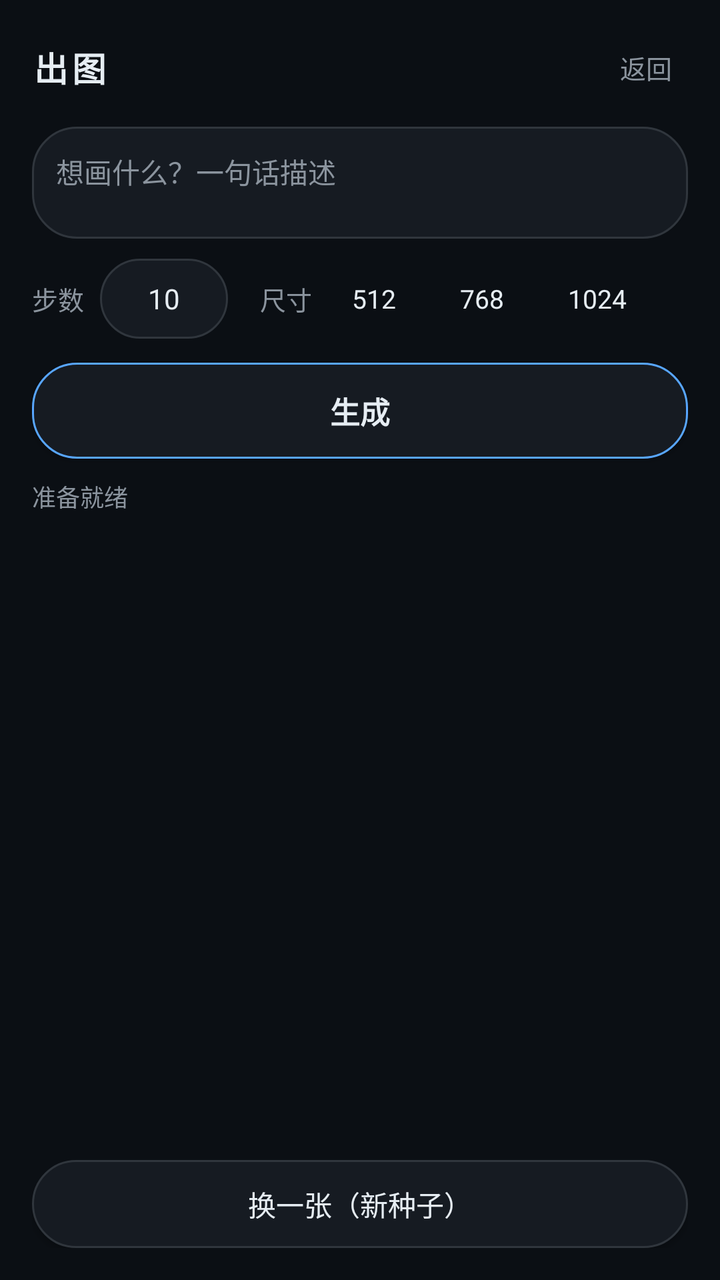
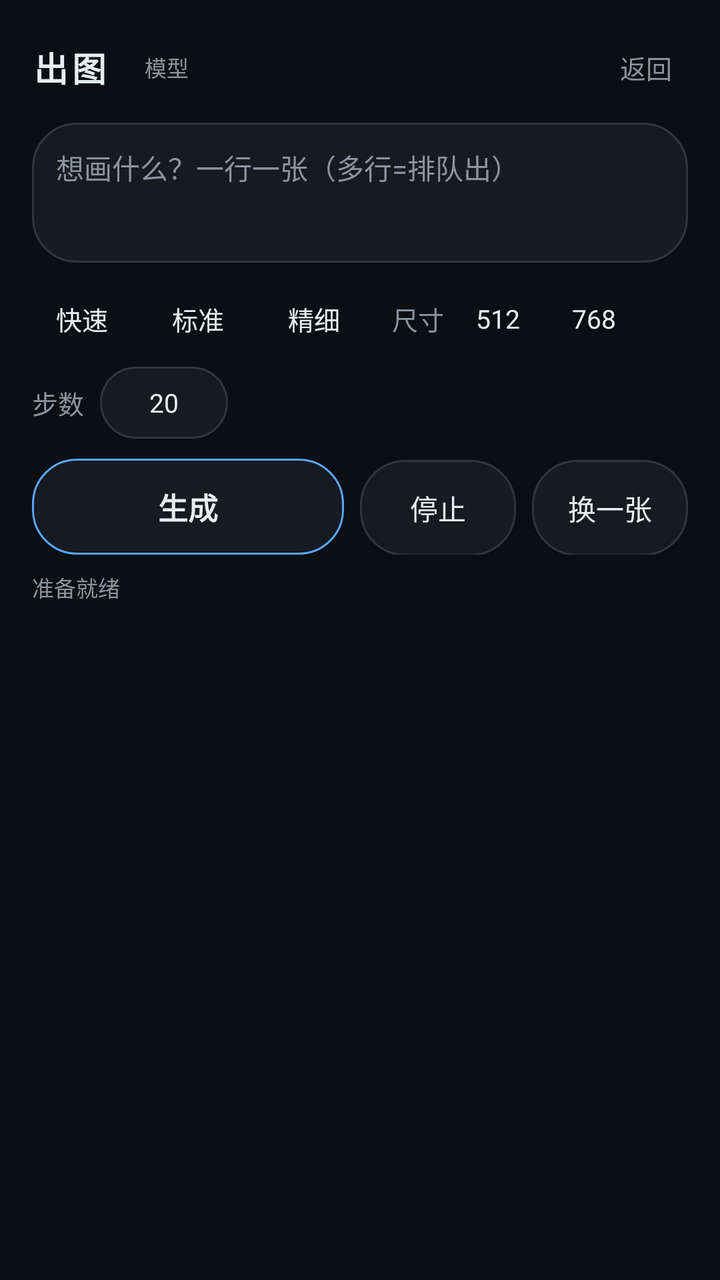

Screens rendered from an Android XML layout before and after an edit, with the pre-edit source and the edit as a unified diff.
<!-- AndroidManifest.xml: application theme TianWangTheme -->
<!-- res/layout/activity_image.xml -->
<?xml version="1.0" encoding="utf-8"?>
<LinearLayout xmlns:android="http://schemas.android.com/apk/res/android"
    android:layout_width="match_parent"
    android:layout_height="match_parent"
    android:orientation="vertical"
    android:background="@color/bg"
    android:fitsSystemWindows="true"
    android:padding="16dp">

    <LinearLayout
        android:layout_width="match_parent"
        android:layout_height="wrap_content"
        android:orientation="horizontal"
        android:gravity="center_vertical">

        <TextView
            android:layout_width="0dp"
            android:layout_height="wrap_content"
            android:layout_weight="1"
            android:text="出图"
            android:textColor="@color/text"
            android:textSize="17sp"
            android:textStyle="bold"
            android:letterSpacing="0.12" />

        <TextView
            android:id="@+id/btnBack"
            android:layout_width="wrap_content"
            android:layout_height="wrap_content"
            android:text="返回"
            android:textColor="@color/text_dim"
            android:textSize="13sp"
            android:padding="8dp" />
    </LinearLayout>

    <EditText
        android:id="@+id/editPrompt"
        android:layout_width="match_parent"
        android:layout_height="wrap_content"
        android:minHeight="56dp"
        android:layout_marginTop="12dp"
        android:background="@drawable/bg_input"
        android:hint="想画什么？一句话描述"
        android:gravity="top"
        android:inputType="textMultiLine"
        android:maxLines="3"
        android:padding="12dp"
        android:textColor="@color/text"
        android:textColorHint="@color/text_dim"
        android:textSize="14sp" />

    <LinearLayout
        android:layout_width="match_parent"
        android:layout_height="wrap_content"
        android:orientation="horizontal"
        android:gravity="center_vertical"
        android:layout_marginTop="10dp">

        <TextView
            android:layout_width="wrap_content"
            android:layout_height="wrap_content"
            android:text="步数"
            android:textColor="@color/text_dim"
            android:textSize="13sp" />

        <EditText
            android:id="@+id/editSteps"
            android:layout_width="64dp"
            android:layout_height="40dp"
            android:layout_marginStart="8dp"
            android:background="@drawable/bg_input"
            android:inputType="number"
            android:maxLength="2"
            android:text="10"
            android:gravity="center"
            android:textColor="@color/text"
            android:textSize="14sp" />

        <TextView
            android:layout_width="wrap_content"
            android:layout_height="wrap_content"
            android:layout_marginStart="16dp"
            android:text="尺寸"
            android:textColor="@color/text_dim"
            android:textSize="13sp" />

        <TextView
            android:id="@+id/btnSize512"
            android:layout_width="wrap_content"
            android:layout_height="36dp"
            android:layout_marginStart="8dp"
            android:gravity="center"
            android:paddingLeft="12dp"
            android:paddingRight="12dp"
            android:text="512"
            android:textColor="@color/text"
            android:textSize="13sp" />

        <TextView
            android:id="@+id/btnSize768"
            android:layout_width="wrap_content"
            android:layout_height="36dp"
            android:layout_marginStart="8dp"
            android:gravity="center"
            android:paddingLeft="12dp"
            android:paddingRight="12dp"
            android:text="768"
            android:textColor="@color/text"
            android:textSize="13sp" />

        <TextView
            android:id="@+id/btnSize1024"
            android:layout_width="wrap_content"
            android:layout_height="36dp"
            android:layout_marginStart="8dp"
            android:gravity="center"
            android:paddingLeft="12dp"
            android:paddingRight="12dp"
            android:text="1024"
            android:textColor="@color/text"
            android:textSize="13sp" />
    </LinearLayout>

    <Button
        android:id="@+id/btnGen"
        android:layout_width="match_parent"
        android:layout_height="48dp"
        android:layout_marginTop="12dp"
        android:background="@drawable/bg_send"
        android:text="生成"
        android:textColor="@color/text"
        android:textSize="15sp"
        android:textStyle="bold" />

    <TextView
        android:id="@+id/txtStatus"
        android:layout_width="match_parent"
        android:layout_height="wrap_content"
        android:layout_marginTop="10dp"
        android:minHeight="32dp"
        android:text="准备就绪"
        android:textColor="@color/text_dim"
        android:textSize="12sp" />

    <ImageView
        android:id="@+id/imgResult"
        android:layout_width="match_parent"
        android:layout_height="0dp"
        android:layout_weight="1"
        android:layout_marginTop="10dp"
        android:scaleType="fitCenter"
        android:background="@color/bg" />

    <Button
        android:id="@+id/btnRegen"
        android:layout_width="match_parent"
        android:layout_height="44dp"
        android:layout_marginTop="8dp"
        android:background="@drawable/bg_input"
        android:text="换一张（新种子）"
        android:textColor="@color/text"
        android:textSize="14sp" />
</LinearLayout>
<!-- resources referenced by this layout -->
<resources>
  <color name="bg">#0B0F14</color>
  <color name="text">#E6EDF3</color>
  <color name="text_dim">#8B949E</color>
  <!-- drawable bg_input (drawable) -->
  <?xml version="1.0" encoding="utf-8"?>
  <shape xmlns:android="http://schemas.android.com/apk/res/android" android:shape="rectangle">
      <solid android:color="@color/surface" />
      <corners android:radius="22dp" />
      <stroke android:width="1dp" android:color="@color/line" />
  </shape>
  <!-- drawable bg_send (drawable) -->
  <?xml version="1.0" encoding="utf-8"?>
  <shape xmlns:android="http://schemas.android.com/apk/res/android" android:shape="rectangle">
      <solid android:color="@color/surface" />
      <corners android:radius="22dp" />
      <stroke android:width="1dp" android:color="@color/accent" />
  </shape>
  <style name="TianWangTheme" parent="@android:style/Theme.Material.NoActionBar">
          <item name="android:windowBackground">@color/bg</item>
          <item name="android:statusBarColor">@color/bg</item>
          <item name="android:navigationBarColor">@color/bg</item>
          <item name="android:colorAccent">@color/accent</item>
          <item name="android:textColorPrimary">@color/text</item>
          <item name="android:textColorHint">@color/text_dim</item>
      </style>
  <color name="surface">#161B22</color>
  <color name="line">#30363D</color>
  <color name="accent">#58A6FF</color>
</resources>

<!-- the commit's change to res/layout/activity_image.xml (unified diff, before → after) -->
@@ -14,9 +14,8 @@
         android:gravity="center_vertical">
 
         <TextView
-            android:layout_width="0dp"
-            android:layout_height="wrap_content"
-            android:layout_weight="1"
+            android:layout_width="wrap_content"
+            android:layout_height="wrap_content"
             android:text="出图"
             android:textColor="@color/text"
             android:textSize="17sp"
@@ -24,6 +23,19 @@
             android:letterSpacing="0.12" />
 
         <TextView
+            android:id="@+id/btnModel"
+            android:layout_width="0dp"
+            android:layout_height="wrap_content"
+            android:layout_weight="1"
+            android:layout_marginStart="12dp"
+            android:text="模型"
+            android:textColor="@color/text_dim"
+            android:textSize="11sp"
+            android:singleLine="true"
+            android:ellipsize="middle"
+            android:padding="6dp" />
+
+        <TextView
             android:id="@+id/btnBack"
             android:layout_width="wrap_content"
             android:layout_height="wrap_content"
@@ -37,13 +49,13 @@
         android:id="@+id/editPrompt"
         android:layout_width="match_parent"
         android:layout_height="wrap_content"
-        android:minHeight="56dp"
-        android:layout_marginTop="12dp"
+        android:minHeight="70dp"
+        android:layout_marginTop="10dp"
         android:background="@drawable/bg_input"
-        android:hint="想画什么？一句话描述"
+        android:hint="想画什么？一行一张（多行=排队出）"
         android:gravity="top"
         android:inputType="textMultiLine"
-        android:maxLines="3"
+        android:maxLines="6"
         android:padding="12dp"
         android:textColor="@color/text"
         android:textColorHint="@color/text_dim"
@@ -57,6 +69,93 @@
         android:layout_marginTop="10dp">
 
         <TextView
+            android:id="@+id/btnTierFast"
+            android:layout_width="wrap_content"
+            android:layout_height="36dp"
+            android:gravity="center"
+            android:paddingLeft="12dp"
+            android:paddingRight="12dp"
+            android:text="快速"
+            android:textColor="@color/text"
+            android:textSize="13sp" />
+
+        <TextView
+            android:id="@+id/btnTierStd"
+            android:layout_width="wrap_content"
+            android:layout_height="36dp"
+            android:layout_marginStart="8dp"
+            android:gravity="center"
+            android:paddingLeft="12dp"
+            android:paddingRight="12dp"
+            android:text="标准"
+            android:textColor="@color/text"
+            android:textSize="13sp" />
+
+        <TextView
+            android:id="@+id/btnTierFine"
+            android:layout_width="wrap_content"
+            android:layout_height="36dp"
+            android:layout_marginStart="8dp"
+            android:gravity="center"
+            android:paddingLeft="12dp"
+            android:paddingRight="12dp"
+            android:text="精细"
+            android:textColor="@color/text"
+            android:textSize="13sp" />
+
+        <TextView
+            android:layout_width="wrap_content"
+            android:layout_height="wrap_content"
+            android:layout_marginStart="14dp"
+            android:text="尺寸"
+            android:textColor="@color/text_dim"
+            android:textSize="13sp" />
+
+        <TextView
+            android:id="@+id/btnSize512"
+            android:layout_width="wrap_content"
+            android:layout_height="36dp"
+            android:layout_marginStart="6dp"
+            android:gravity="center"
+            android:paddingLeft="10dp"
+            android:paddingRight="10dp"
+            android:text="512"
+            android:textColor="@color/text"
+            android:textSize="13sp" />
+
+        <TextView
+            android:id="@+id/btnSize768"
+            android:layout_width="wrap_content"
+            android:layout_height="36dp"
+            android:layout_marginStart="6dp"
+            android:gravity="center"
+            android:paddingLeft="10dp"
+            android:paddingRight="10dp"
+            android:text="768"
+            android:textColor="@color/text"
+            android:textSize="13sp" />
+
+        <TextView
+            android:id="@+id/btnSize1024"
+            android:layout_width="wrap_content"
+            android:layout_height="36dp"
+            android:layout_marginStart="6dp"
+            android:gravity="center"
+            android:paddingLeft="10dp"
+            android:paddingRight="10dp"
+            android:text="1024"
+            android:textColor="@color/text"
+            android:textSize="13sp" />
+    </LinearLayout>
+
+    <LinearLayout
+        android:layout_width="match_parent"
+        android:layout_height="wrap_content"
+        android:orientation="horizontal"
+        android:gravity="center_vertical"
+        android:layout_marginTop="6dp">
+
+        <TextView
             android:layout_width="wrap_content"
             android:layout_height="wrap_content"
             android:text="步数"
@@ -66,98 +165,95 @@
         <EditText
             android:id="@+id/editSteps"
             android:layout_width="64dp"
-            android:layout_height="40dp"
+            android:layout_height="36dp"
             android:layout_marginStart="8dp"
             android:background="@drawable/bg_input"
             android:inputType="number"
             android:maxLength="2"
-            android:text="10"
-            android:gravity="center"
+            android:text="20"
+            android:gravity="center"
+            android:textColor="@color/text"
+            android:textSize="13sp" />
+
+        <TextView
+            android:id="@+id/txtReason"
+            android:layout_width="0dp"
+            android:layout_height="wrap_content"
+            android:layout_weight="1"
+            android:layout_marginStart="12dp"
+            android:text=""
+            android:textColor="@color/text_dim"
+            android:textSize="10sp"
+            android:maxLines="2"
+            android:ellipsize="end" />
+    </LinearLayout>
+
+    <LinearLayout
+        android:layout_width="match_parent"
+        android:layout_height="wrap_content"
+        android:orientation="horizontal"
+        android:layout_marginTop="10dp">
+
+        <Button
+            android:id="@+id/btnGen"
+            android:layout_width="0dp"
+            android:layout_height="48dp"
+            android:layout_weight="2"
+            android:background="@drawable/bg_send"
+            android:text="生成"
+            android:textColor="@color/text"
+            android:textSize="15sp"
+            android:textStyle="bold" />
+
+        <Button
+            android:id="@+id/btnStop"
+            android:layout_width="0dp"
+            android:layout_height="48dp"
+            android:layout_weight="1"
+            android:layout_marginStart="8dp"
+            android:background="@drawable/bg_input"
+            android:text="停止"
             android:textColor="@color/text"
             android:textSize="14sp" />
 
-        <TextView
-            android:layout_width="wrap_content"
-            android:layout_height="wrap_content"
-            android:layout_marginStart="16dp"
-            android:text="尺寸"
-            android:textColor="@color/text_dim"
-            android:textSize="13sp" />
-
-        <TextView
-            android:id="@+id/btnSize512"
-            android:layout_width="wrap_content"
-            android:layout_height="36dp"
-            android:layout_marginStart="8dp"
-            android:gravity="center"
-            android:paddingLeft="12dp"
-            android:paddingRight="12dp"
-            android:text="512"
-            android:textColor="@color/text"
-            android:textSize="13sp" />
-
-        <TextView
-            android:id="@+id/btnSize768"
-            android:layout_width="wrap_content"
-            android:layout_height="36dp"
-            android:layout_marginStart="8dp"
-            android:gravity="center"
-            android:paddingLeft="12dp"
-            android:paddingRight="12dp"
-            android:text="768"
-            android:textColor="@color/text"
-            android:textSize="13sp" />
-
-        <TextView
-            android:id="@+id/btnSize1024"
-            android:layout_width="wrap_content"
-            android:layout_height="36dp"
-            android:layout_marginStart="8dp"
-            android:gravity="center"
-            android:paddingLeft="12dp"
-            android:paddingRight="12dp"
-            android:text="1024"
-            android:textColor="@color/text"
-            android:textSize="13sp" />
-    </LinearLayout>
-
-    <Button
-        android:id="@+id/btnGen"
-        android:layout_width="match_parent"
-        android:layout_height="48dp"
-        android:layout_marginTop="12dp"
-        android:background="@drawable/bg_send"
-        android:text="生成"
-        android:textColor="@color/text"
-        android:textSize="15sp"
-        android:textStyle="bold" />
+        <Button
+            android:id="@+id/btnRegen"
+            android:layout_width="0dp"
+            android:layout_height="48dp"
+            android:layout_weight="1"
+            android:layout_marginStart="8dp"
+            android:background="@drawable/bg_input"
+            android:text="换一张"
+            android:textColor="@color/text"
+            android:textSize="14sp" />
+    </LinearLayout>
 
     <TextView
         android:id="@+id/txtStatus"
         android:layout_width="match_parent"
         android:layout_height="wrap_content"
-        android:layout_marginTop="10dp"
-        android:minHeight="32dp"
+        android:layout_marginTop="8dp"
+        android:minHeight="30dp"
         android:text="准备就绪"
         android:textColor="@color/text_dim"
-        android:textSize="12sp" />
+        android:textSize="11sp" />
+
+    <TextView
+        android:id="@+id/txtQueue"
+        android:layout_width="match_parent"
+        android:layout_height="wrap_content"
+        android:text=""
+        android:textColor="@color/text_dim"
+        android:textSize="10sp"
+        android:maxLines="2"
+        android:ellipsize="end" />
 
     <ImageView
         android:id="@+id/imgResult"
         android:layout_width="match_parent"
         android:layout_height="0dp"
         android:layout_weight="1"
-        android:layout_marginTop="10dp"
+        android:layout_marginTop="8dp"
         android:scaleType="fitCenter"
         android:background="@color/bg" />
-
-    <Button
-        android:id="@+id/btnRegen"
-        android:layout_width="match_parent"
-        android:layout_height="44dp"
-        android:layout_marginTop="8dp"
-        android:background="@drawable/bg_input"
-        android:text="换一张（新种子）"
-        android:textColor="@color/text"
-        android:textSize="14sp" />
 </LinearLayout>
